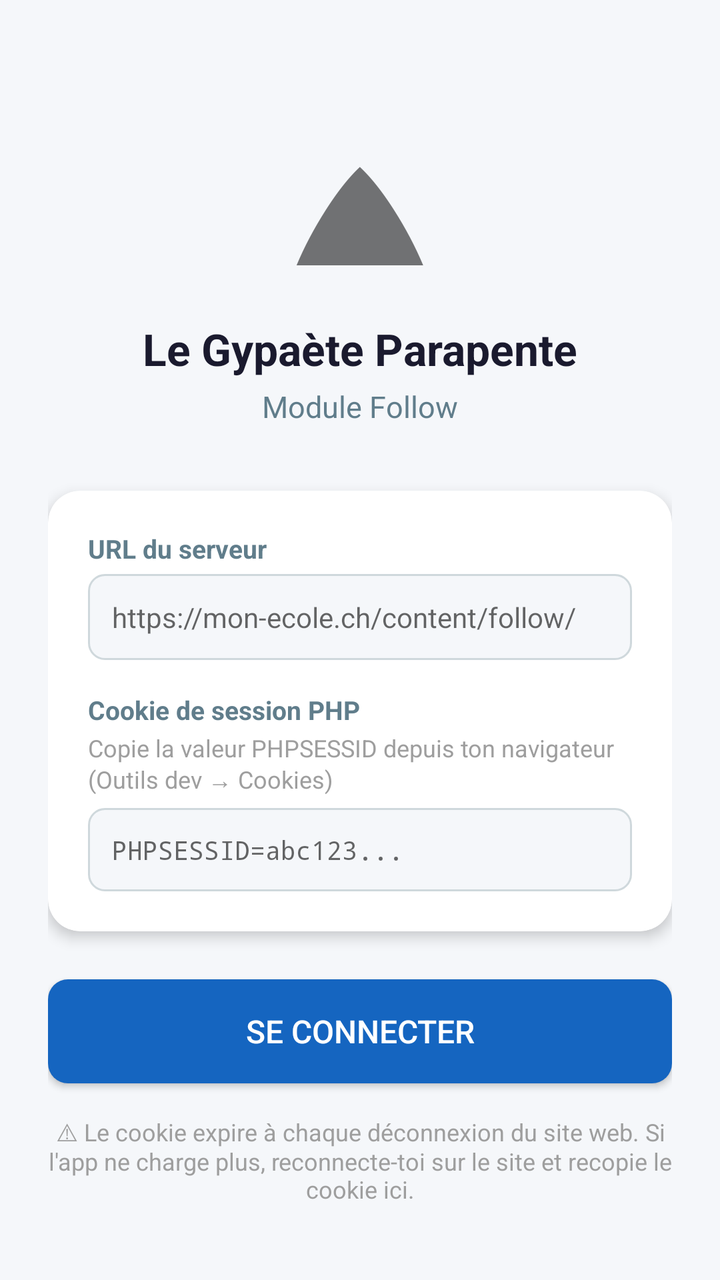
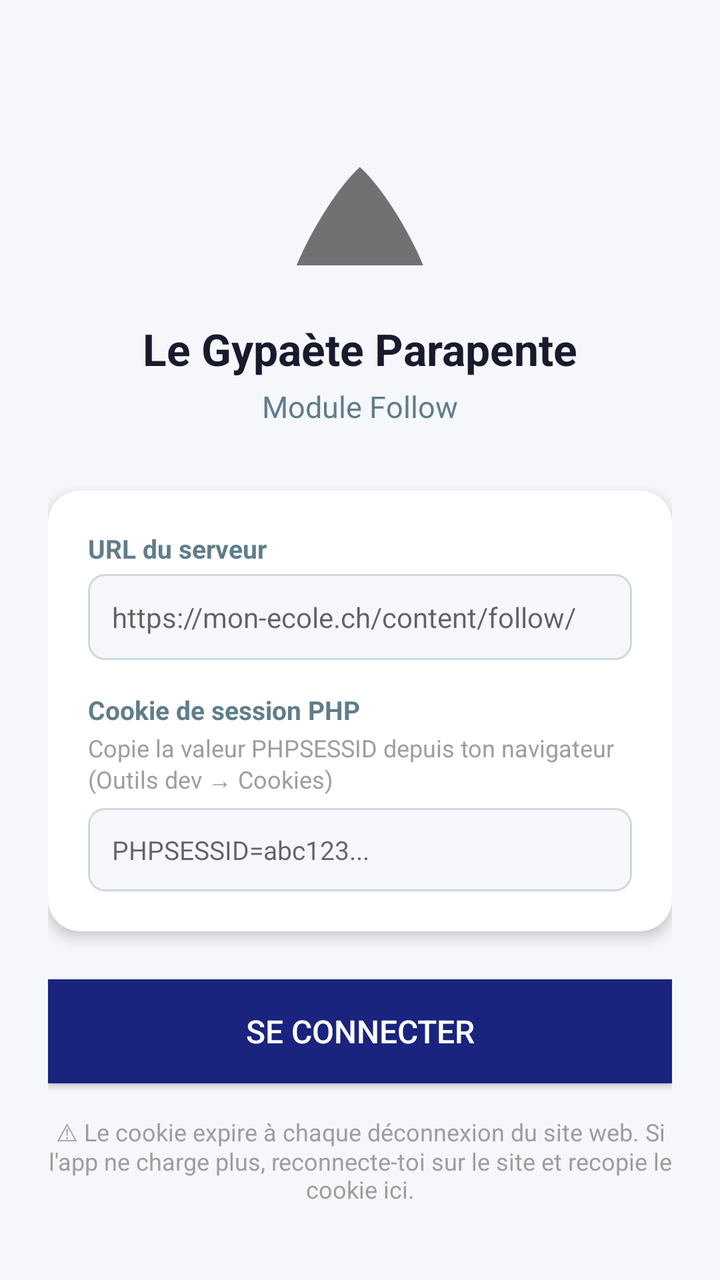

The first picture is an Android layout as it rendered before a commit; the second is the same layout after the commit. The layout source and the unified diff follow.
<!-- AndroidManifest.xml: application theme Theme.Follow -->
<!-- res/layout/activity_login.xml -->
<?xml version="1.0" encoding="utf-8"?>
<ScrollView
    xmlns:android="http://schemas.android.com/apk/res/android"
    android:layout_width="match_parent"
    android:layout_height="match_parent"
    android:background="#F5F7FA">

    <LinearLayout
        android:layout_width="match_parent"
        android:layout_height="wrap_content"
        android:orientation="vertical"
        android:padding="24dp"
        android:gravity="center_horizontal">

        <TextView
            android:layout_width="wrap_content"
            android:layout_height="wrap_content"
            android:layout_marginTop="40dp"
            android:text="⛰"
            android:textSize="64sp" />

        <TextView
            android:layout_width="wrap_content"
            android:layout_height="wrap_content"
            android:layout_marginTop="8dp"
            android:text="Le Gypaète Parapente"
            android:textSize="22sp"
            android:textStyle="bold"
            android:textColor="#1A1A2E" />

        <TextView
            android:layout_width="wrap_content"
            android:layout_height="wrap_content"
            android:layout_marginTop="4dp"
            android:text="Module Follow"
            android:textSize="15sp"
            android:textColor="#607D8B" />

        
        <androidx.cardview.widget.CardView
            xmlns:app="http://schemas.android.com/apk/res-auto"
            android:layout_width="match_parent"
            android:layout_height="wrap_content"
            android:layout_marginTop="32dp"
            app:cardCornerRadius="16dp"
            app:cardElevation="4dp">

            <LinearLayout
                android:layout_width="match_parent"
                android:layout_height="wrap_content"
                android:orientation="vertical"
                android:padding="20dp">

                <TextView
                    android:layout_width="wrap_content"
                    android:layout_height="wrap_content"
                    android:text="URL du serveur"
                    android:textSize="13sp"
                    android:textColor="#607D8B"
                    android:textStyle="bold" />

                <EditText
                    android:id="@+id/etUrl"
                    android:layout_width="match_parent"
                    android:layout_height="wrap_content"
                    android:layout_marginTop="4dp"
                    android:inputType="textUri"
                    android:hint="https://mon-ecole.ch/content/follow/"
                    android:textSize="14sp"
                    android:padding="12dp"
                    android:background="@drawable/bg_input" />

                <TextView
                    android:layout_width="wrap_content"
                    android:layout_height="wrap_content"
                    android:layout_marginTop="16dp"
                    android:text="Cookie de session PHP"
                    android:textSize="13sp"
                    android:textColor="#607D8B"
                    android:textStyle="bold" />

                <TextView
                    android:layout_width="match_parent"
                    android:layout_height="wrap_content"
                    android:layout_marginTop="2dp"
                    android:text="Copie la valeur PHPSESSID depuis ton navigateur (Outils dev → Cookies)"
                    android:textSize="12sp"
                    android:textColor="#9E9E9E" />

                <EditText
                    android:id="@+id/etCookie"
                    android:layout_width="match_parent"
                    android:layout_height="wrap_content"
                    android:layout_marginTop="6dp"
                    android:inputType="textVisiblePassword"
                    android:hint="PHPSESSID=abc123..."
                    android:textSize="13sp"
                    android:fontFamily="monospace"
                    android:padding="12dp"
                    android:background="@drawable/bg_input" />

            </LinearLayout>

        </androidx.cardview.widget.CardView>

        <Button
            android:id="@+id/btnSave"
            android:layout_width="match_parent"
            android:layout_height="52dp"
            android:layout_marginTop="24dp"
            android:text="Se connecter"
            android:textSize="16sp"
            android:textColor="#FFFFFF"
            android:background="@drawable/bg_btn_primary" />

        <TextView
            android:layout_width="match_parent"
            android:layout_height="wrap_content"
            android:layout_marginTop="16dp"
            android:text="⚠ Le cookie expire à chaque déconnexion du site web. Si l'app ne charge plus, reconnecte-toi sur le site et recopie le cookie ici."
            android:textSize="12sp"
            android:textColor="#9E9E9E"
            android:gravity="center" />

    </LinearLayout>

</ScrollView>
<!-- resources referenced by this layout -->
<resources>
  <!-- drawable bg_btn_primary (drawable) -->
  <?xml version="1.0" encoding="utf-8"?>
  <shape xmlns:android="http://schemas.android.com/apk/res/android"
      android:shape="rectangle">
      <corners android:radius="10dp" />
      <solid android:color="#1565C0" />
  </shape>
  <!-- drawable bg_input (drawable) -->
  <?xml version="1.0" encoding="utf-8"?>
  <shape xmlns:android="http://schemas.android.com/apk/res/android"
      android:shape="rectangle">
      <corners android:radius="8dp" />
      <solid android:color="#F5F7FA" />
      <stroke android:width="1dp" android:color="#CFD8DC" />
  </shape>
  <style name="Theme.Follow" parent="Theme.MaterialComponents.Light.NoActionBar">
          <item name="colorPrimary">@color/colorPrimary</item>
          <item name="colorPrimaryDark">@color/colorPrimaryDark</item>
          <item name="colorAccent">@color/colorAccent</item>
          <item name="android:windowBackground">@android:color/white</item>
      </style>
  <color name="colorPrimary">#1A237E</color>
  <color name="colorPrimaryDark">#0D1452</color>
  <color name="colorAccent">#2196F3</color>
</resources>

<!-- the commit's change to res/layout/activity_login.xml (unified diff, before → after) -->
@@ -36,7 +36,6 @@
             android:textSize="15sp"
             android:textColor="#607D8B" />
 
-        
         <androidx.cardview.widget.CardView
             xmlns:app="http://schemas.android.com/apk/res-auto"
             android:layout_width="match_parent"
@@ -95,7 +94,6 @@
                     android:inputType="textVisiblePassword"
                     android:hint="PHPSESSID=abc123..."
                     android:textSize="13sp"
-                    android:fontFamily="monospace"
                     android:padding="12dp"
                     android:background="@drawable/bg_input" />
 
@@ -111,7 +109,7 @@
             android:text="Se connecter"
             android:textSize="16sp"
             android:textColor="#FFFFFF"
-            android:background="@drawable/bg_btn_primary" />
+            android:background="#1A237E" />
 
         <TextView
             android:layout_width="match_parent"
<!-- resource entries referenced after the edit -->
@@ -1,12 +1,5 @@
 <!-- resources referenced by this layout -->
 <resources>
-  <!-- drawable bg_btn_primary (drawable) -->
-  <?xml version="1.0" encoding="utf-8"?>
-  <shape xmlns:android="http://schemas.android.com/apk/res/android"
-      android:shape="rectangle">
-      <corners android:radius="10dp" />
-      <solid android:color="#1565C0" />
-  </shape>
   <!-- drawable bg_input (drawable) -->
   <?xml version="1.0" encoding="utf-8"?>
   <shape xmlns:android="http://schemas.android.com/apk/res/android"
